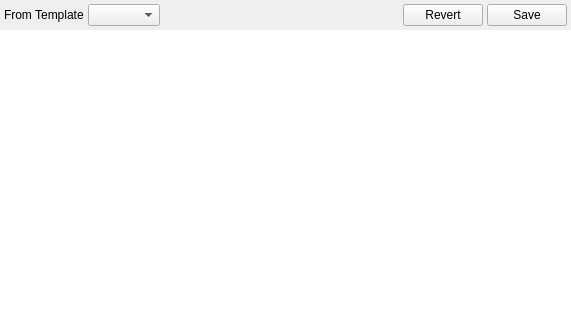
Before: the Qt Designer form DreamToolQt/View/EditorTabForm.ui in BashEdThomps/dream-engine, drawn with Qt 5.
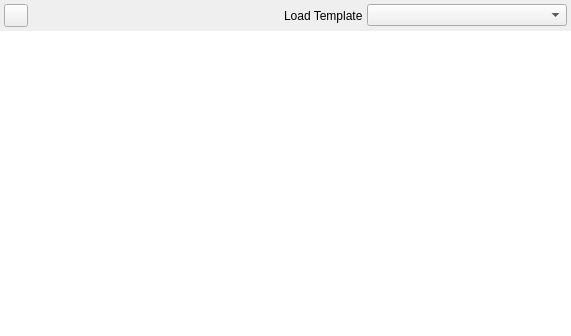
After: the same form once the commit is applied. Icons and pictures are not drawn. Custom widgets are drawn as their Qt base class.

Commit message: Integrating script editor window

Patch:
```diff
--- a/DreamToolQt/View/EditorTabForm.ui
+++ b/DreamToolQt/View/EditorTabForm.ui
@@ -47,15 +47,22 @@
       <number>4</number>
      </property>
      <item>
-      <widget class="QLabel" name="label">
+      <widget class="QToolButton" name="saveButton">
        <property name="text">
-        <string>From Template</string>
+        <string/>
+       </property>
+       <property name="icon">
+        <iconset resource="../Resources/Resources.qrc">
+         <normaloff>:/svg/save-solid.svg</normaloff>:/svg/save-solid.svg</iconset>
+       </property>
+       <property name="iconSize">
+        <size>
+         <width>16</width>
+         <height>16</height>
+        </size>
        </property>
       </widget>
      </item>
-     <item>
-      <widget class="QComboBox" name="templateComboBox"/>
-     </item>
      <item>
       <spacer name="horizontalSpacer">
        <property name="orientation">
@@ -73,16 +80,25 @@
       </spacer>
      </item>
      <item>
-      <widget class="QPushButton" name="revertButton">
+      <widget class="QLabel" name="label">
        <property name="text">
-        <string>Revert</string>
+        <string>Load Template</string>
        </property>
       </widget>
      </item>
      <item>
-      <widget class="QPushButton" name="saveButton">
-       <property name="text">
-        <string>Save</string>
+      <widget class="QComboBox" name="templateComboBox">
+       <property name="minimumSize">
+        <size>
+         <width>200</width>
+         <height>0</height>
+        </size>
+       </property>
+       <property name="baseSize">
+        <size>
+         <width>200</width>
+         <height>0</height>
+        </size>
        </property>
       </widget>
      </item>
```
Left out of the diff: 4 changed lines with no effect on the pictures. The commit also changes 17 other files.
